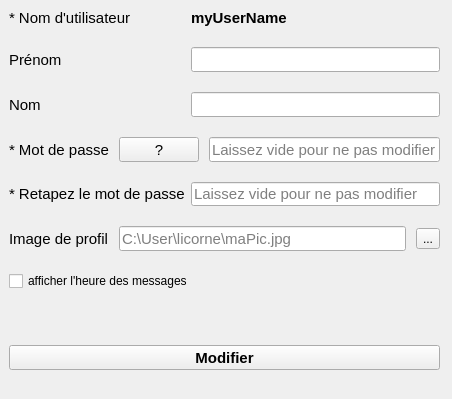
Above: User/viewprofileedition.ui from edri/ProjetChat2015 before the change. Below: the same form after it.
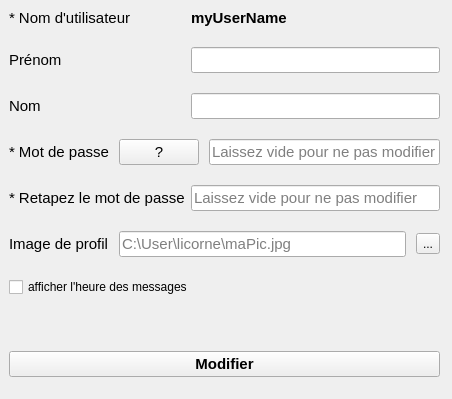
That is the form after the change. Icons and pictures are not drawn.

Diff of the .ui file:
```diff
--- a/User/viewprofileedition.ui
+++ b/User/viewprofileedition.ui
@@ -20,7 +20,7 @@
       <x>9</x>
       <y>9</y>
       <width>431</width>
-      <height>361</height>
+      <height>400</height>
      </rect>
     </property>
     <layout class="QVBoxLayout" name="verticalLayout">
```
Left out of the diff: 10 changed lines with no effect on the pictures.
